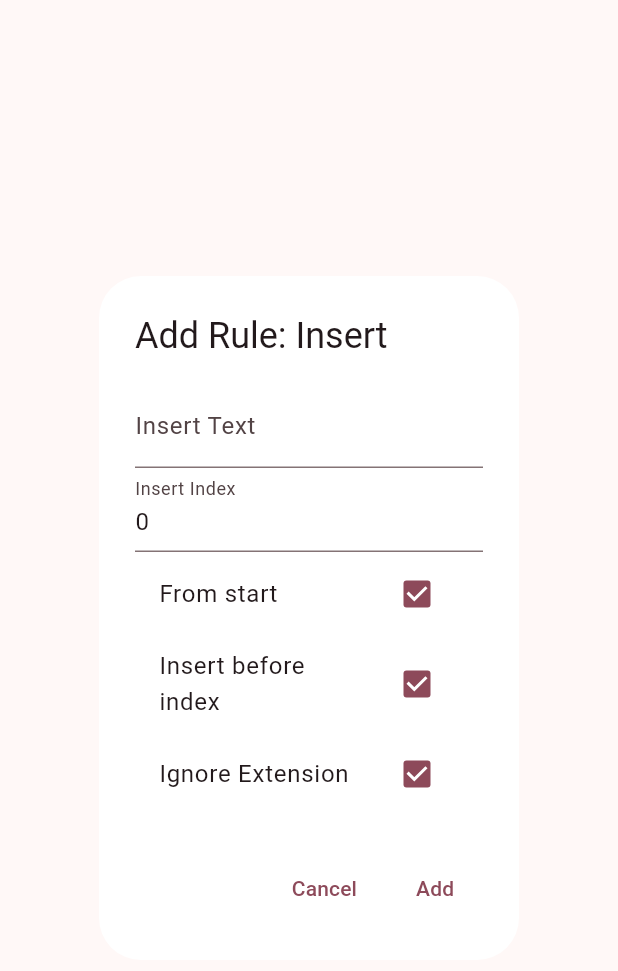
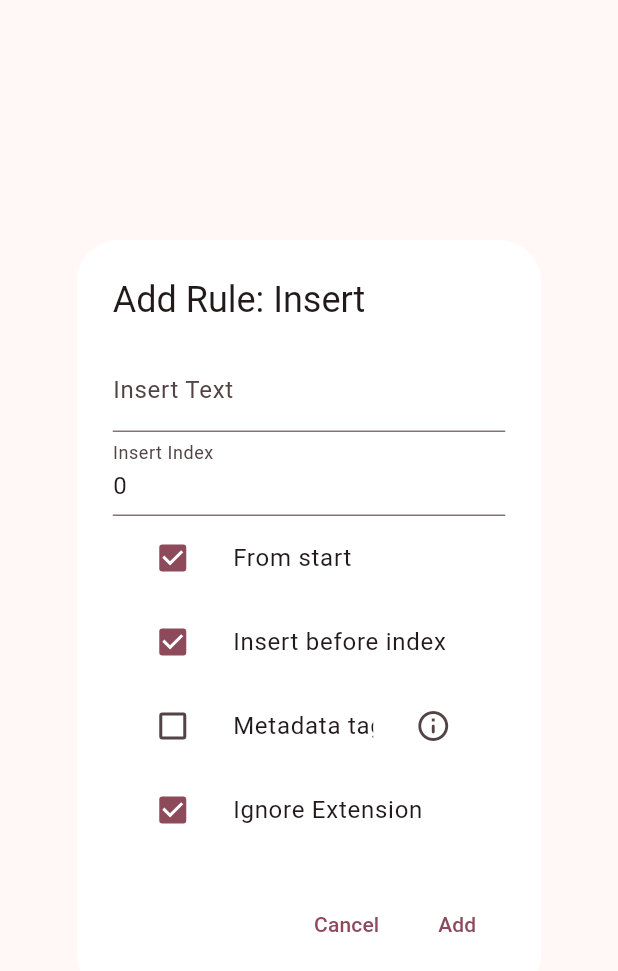
Before and after one commit to sun-jiao/flut-renamer, a Flutter app: the InsertDialog widget shown alone on an empty page, opened directly with empty values, on a phone screen of 412 x 824 dp. Shown: the top 971 px of the screen. Run offline on Flutter 3.47's test engine with Material 2 defaults, Android fonts, the phone set to English and light mode, and no system bars; our stand-ins replace file_picker; missing offline and left inert: desktop_drop, exif.

Commit message:
add metadata option

```diff
--- a/lib/dialogs/insert_dialog.dart
+++ b/lib/dialogs/insert_dialog.dart
@@ -2,9 +2,9 @@ import 'package:flutter/material.dart';
 import 'package:flutter/services.dart';
 
 import '../rules/rule.dart';
+import '../widget/checkbox_tile.dart';
 
-void showInsertDialog(BuildContext context, Function(Rule) onSave) =>
-    showDialog(
+void showInsertDialog(BuildContext context, Function(Rule) onSave) => showDialog(
       context: context,
       builder: (context) => InsertDialog(
         onSave: onSave,
@@ -25,6 +25,7 @@ class _InsertDialogState extends State<InsertDialog> {
   TextEditingController indexController = TextEditingController(
     text: '0',
   );
+  bool withMetadata = false;
   bool fromStart = true;
   bool beforeIndex = true; // true: insert before index; false: after
   bool ignoreExtension = true;
@@ -49,7 +50,7 @@ class _InsertDialogState extends State<InsertDialog> {
               ],
               decoration: const InputDecoration(labelText: 'Insert Index'),
             ),
-            CheckboxListTile(
+            CheckboxTile(
               title: const Text('From start'),
               value: fromStart,
               onChanged: (value) {
@@ -58,7 +59,7 @@ class _InsertDialogState extends State<InsertDialog> {
                 });
               },
             ),
-            CheckboxListTile(
+            CheckboxTile(
               title: const Text('Insert before index'),
               value: beforeIndex,
               onChanged: (value) {
@@ -67,7 +68,23 @@ class _InsertDialogState extends State<InsertDialog> {
                 });
               },
             ),
-            CheckboxListTile(
+            CheckboxTile(
+              title: const Text(
+                'Metadata tags',
+                softWrap: false,
+              ),
+              value: withMetadata,
+              onChanged: (value) {
+                setState(() {
+                  withMetadata = value ?? withMetadata;
+                });
+              },
+              trailing: IconButton(
+                onPressed: () {},
+                icon: const Icon(Icons.info_outline_rounded),
+              ),
+            ),
+            CheckboxTile(
               title: const Text('Ignore Extension'),
               value: ignoreExtension,
               onChanged: (value) {
@@ -92,7 +109,7 @@ class _InsertDialogState extends State<InsertDialog> {
             int insertIndex = int.tryParse(indexController.text) ?? 0;
 
             final Rule rule =
-                RuleInsert(insertText, insertIndex, fromStart, ignoreExtension);
+                RuleInsert(insertText, insertIndex, fromStart, withMetadata, ignoreExtension);
 
             widget.onSave.call(rule);
             Navigator.of(context).pop();
--- a/lib/dialogs/rearrange_dialog.dart
+++ b/lib/dialogs/rearrange_dialog.dart
@@ -2,6 +2,7 @@ import 'package:flutter/material.dart';
 import 'package:flutter/services.dart';
 
 import '../rules/rule.dart';
+import '../widget/checkbox_tile.dart';
 
 void showRearrangeDialog(BuildContext context, Function(Rule) onSave) =>
     showDialog(
@@ -48,7 +49,7 @@ class _RearrangeDialogState extends State<RearrangeDialog> {
                 labelText: 'Rearrange order (numbers with comma)',
               ),
             ),
-            CheckboxListTile(
+            CheckboxTile(
               title: const Text('Ignore Extension'),
               value: ignoreExtension,
               onChanged: (value) {
--- a/lib/rules/base_rule.dart
+++ b/lib/rules/base_rule.dart
@@ -1,9 +1,7 @@
 part of 'rule.dart';
 
-abstract class Rule {
-  String newName(String oldName) {
-    throw UnimplementedError();
-  }
+abstract interface class Rule {
+  String newName(String oldName);
 
   @override
   String toString();
--- a/lib/rules/rule_insert.dart
+++ b/lib/rules/rule_insert.dart
@@ -5,12 +5,14 @@ class RuleInsert implements Rule {
     this.insert,
     this.insertIndex,
     this.fromStart,
+    this.withMetadata,
     this.ignoreExtension,
   );
 
   final String insert; // string to be inserted
   final int insertIndex; // insert before character at index
   final bool fromStart; // true: count from start; false: from end.
+  final bool withMetadata; // true: replace metadata tag with metadata
   final bool ignoreExtension;
 
   @override
--- a/lib/rules/rule_remove.dart
+++ b/lib/rules/rule_remove.dart
@@ -12,6 +12,7 @@ class RuleRemove implements Rule {
       targetString,
       '',
       removeLimit,
+      false,
       caseSensitive,
       isRegex,
       ignoreExtension,
--- a/lib/rules/rule_replace.dart
+++ b/lib/rules/rule_replace.dart
@@ -5,6 +5,7 @@ class RuleReplace implements Rule {
     this.targetString,
     this.replacementString,
     this.replaceLimit,
+    this.withMetadata,
     this.caseSensitive,
     this.isRegex,
     this.ignoreExtension,
@@ -12,8 +13,8 @@ class RuleReplace implements Rule {
 
   final String targetString; // target to be matched and replaced.
   final String replacementString; // `targetString` will be replaced to this.
-  final int
-      replaceLimit; // 0: all matches; positive: from start; negative: from end.
+  final int replaceLimit; // 0: all matches; positive: from start; negative: from end.
+  final bool withMetadata; // true: replace metadata tag with metadata
   final bool caseSensitive;
   final bool isRegex;
   final bool ignoreExtension;
--- /dev/null
+++ b/lib/widget/checkbox_tile.dart
@@ -0,0 +1,28 @@
+import 'package:flutter/material.dart';
+
+class CheckboxTile extends StatelessWidget {
+  const CheckboxTile({
+    super.key,
+    required this.value,
+    required this.onChanged,
+    required this.title,
+    this.trailing,
+  });
+
+  final bool? value;
+  final ValueChanged<bool?>? onChanged;
+  final Widget? title;
+  final Widget? trailing;
+
+  @override
+  Widget build(BuildContext context) {
+    return ListTile(
+      leading: Checkbox(
+        value: value,
+        onChanged: onChanged,
+      ),
+      title: title,
+      trailing: trailing,
+    );
+  }
+}
```
Also changed, not shown: lib/dialogs/replace_dialog.dart (+24 -6 lines), 2 other files.
